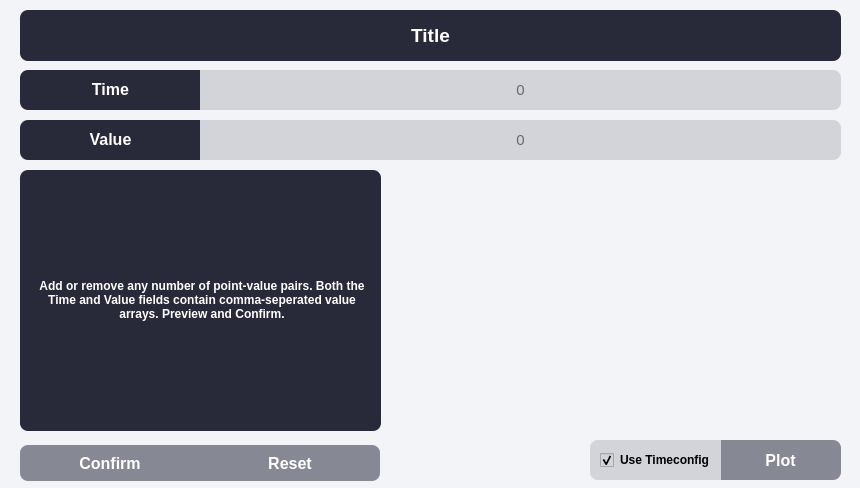
Above: grid_and_tolerance.ui from davidbauch/QDaCC-GUI before the change. Below: the same form after it.
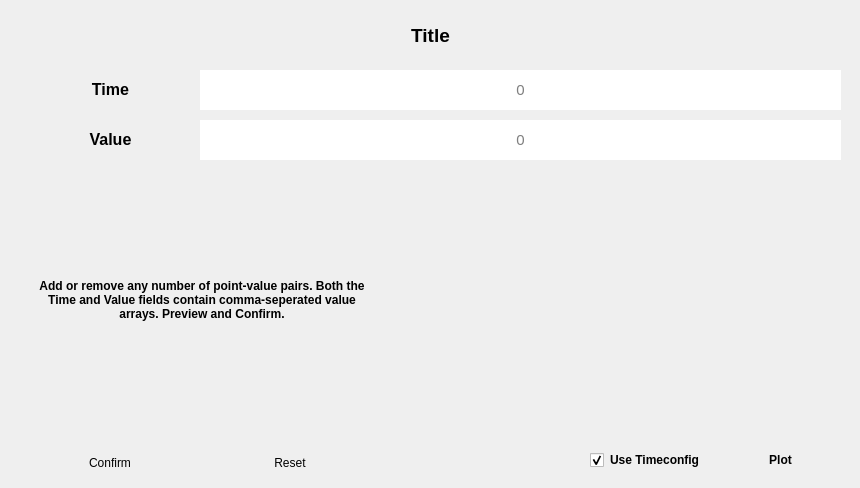
That is the form after the change. Custom widgets are drawn as their Qt base class.

What changed in the file:
```diff
--- a/grid_and_tolerance.ui
+++ b/grid_and_tolerance.ui
@@ -13,50 +13,6 @@
   <property name="windowTitle">
    <string>Dialog</string>
   </property>
-  <property name="styleSheet">
-   <string notr="true">QWidget {background-color: #F3F4F8;}
-
-QPushButton {background-color: #88282A3A;  color: #FFFFFF; border-radius: 8px;  font-weight: bold; font-size: 16px; }
-QPushButton::hover {background-color: qlineargradient( x1:0 y1:0, x2:0 y2:1, stop:0.9 #D2D4DA, stop:0.91 #88282A3A);}
-QPushButton[objectName^=&quot;button_next_tab&quot;] {background-color: qlineargradient( x1:0 y1:0, x2:0 y2:1, stop:0.9 #f4501e, stop:0.91 #8d2f13);  color: #FFFFFF; border-radius: 8px; }
-QPushButton[objectName^=&quot;button_next_tab&quot;]::hover {background-color: #aaf4501e; transition: 2.5s;}
-
-QTextEdit {background-color: #D2D4DA;}
-QTextEdit::hover {background-color: #D2D4DA}
-
-QLabel {background-color: #282A3A; border-radius: 8px; color: #FFFFFF;}
-QLabel[objectName^=&quot;label_title&quot;] {background-color: #44282A3A; border-radius: 8px; color: #000000; border-bottom-right-radius: 0; border-bottom-left-radius: 0; border-bottom-width: 2px; border-bottom-color: #000000;}
-QLabel[objectName^=&quot;label_output&quot;] {background-color: #44282A3A; border-radius: 8px; color: #000000; border-top-right-radius: 0; border-top-left-radius: 0; }
-QLabel[objectName^=&quot;label_plot&quot;] {background-color: #44282A3A; border-radius: 8px; color: #000000;  border-top-right-radius: 0; border-top-left-radius: 0; }
-
-QLineEdit {border-radius: 8px;background-color: #D2D4DA; }
-QLineEdit::hover {background-color: #D2D4DA}
-
-QComboBox {border-radius: 8px; background-color: #D2D4DA;  padding-left: 10% }
-QComboBox::hover {background-color: #D2D4DA}
-
-QCheckBox {background-color: #D2D4DA;border-radius: 8px; padding-left:10% }
-QCheckBox::hover {background-color: #D2D4DA}
-
-QTextBrowser {background-color: #D2D4DA; }
-QTextBrowser[objectName^=&quot;text_output&quot;] {background-color: #44282A3A; border-radius: 8px; color: #000000; }
-
-QTabWidget::tab-bar {   border: 0px solid #282A3A;}
-QTabBar::tab {  background-color: #88282A3A;  color: white;  padding-left: 10px; padding-right:10px; padding-bottom: 10px; padding-top: 5px; font-weight: bold;}
-QTabBar::tab:selected { background-color: qlineargradient( x1:0 y1:0, x2:0 y2:1, stop:0.9 #282A3A, stop:0.91 #88282A3A); padding-right:50px; padding-left:50px; border-width: 2px; border-color: black}
-
-QScrollBar::handle:vertical {background-color: #282A3A; min-height: 30px;max-height: 20%;border-radius: 7px; margin: 0}
-QScrollBar::handle:vertical:hover{background-color: #88282A3A;}
-QScrollBar::handle:vertical:pressed {background-color: #f4501e;}
-QScrollBar::sub-line:vertical {border: none;background-color: #f4501e;height: 15px;border-top-left-radius: 7px;border-top-right-radius: 7px;subcontrol-position: top;subcontrol-origin: 0;max-height: 20%;}
-QScrollBar::sub-line:vertical:hover {background-color: #88282A3A;}
-QScrollBar::sub-line:vertical:pressed {background-color: #f4501e;}
-QScrollBar::add-line:vertical {border: none;background-color: #f4501e;height: 15px;border-bottom-left-radius: 7px;border-bottom-right-radius: 7px;subcontrol-position: bottom;subcontrol-origin: 0;max-height: 20%;}
-QScrollBar::add-line:vertical:hover {background-color: #88282A3A;}
-QScrollBar::add-line:vertical:pressed {background-color: #f4501e;}
-QScrollBar::up-arrow:vertical, QScrollBar::down-arrow:vertical {background: none;}
-QScrollBar::add-page:vertical, QScrollBar::sub-page:vertical {background: none;}</string>
-  </property>
   <widget class="QLabel" name="label_2">
    <property name="geometry">
     <rect>
@@ -203,7 +159,6 @@
    </property>
    <property name="font">
     <font>
-     <pointsize>-1</pointsize>
      <bold>true</bold>
     </font>
    </property>
```
